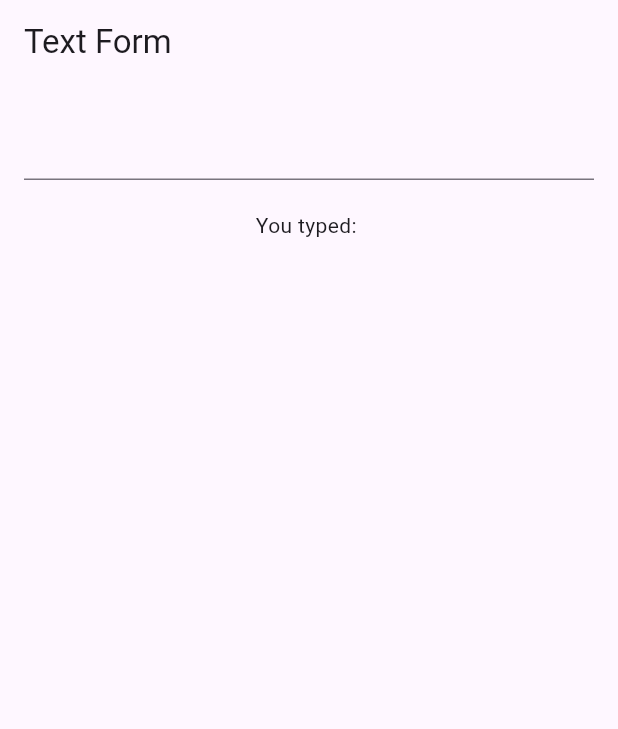
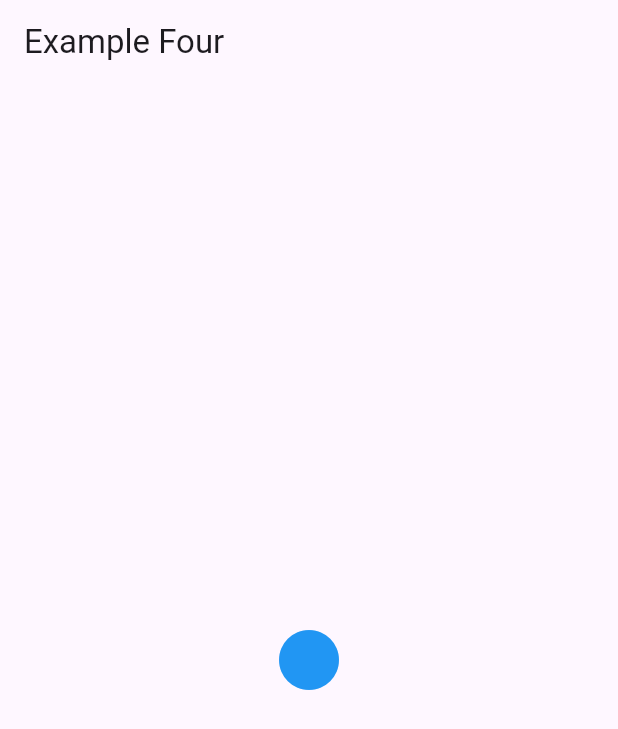
Before and after one commit to hpetri1/riverpod_app, a Flutter app: the screen it shows after launch, on a phone screen of 412 x 824 dp. Shown: the top 729 px of the screen. Run offline on Flutter 3.47's test engine with Material 3 defaults, Android fonts, the phone set to English and light mode, and no system bars; our stand-ins replace flutter_riverpod.

Commit message:
Add Example Four

```diff
--- /dev/null
+++ b/lib/examples/example_four.dart
@@ -0,0 +1,43 @@
+import 'package:flutter/material.dart';
+import 'package:flutter_riverpod/flutter_riverpod.dart';
+
+class ExampleFour extends ConsumerStatefulWidget {
+  const ExampleFour({super.key});
+
+  @override
+  ConsumerState<ExampleFour> createState() => _ExampleThreeState();
+}
+
+class _ExampleThreeState extends ConsumerState<ExampleFour>
+    with SingleTickerProviderStateMixin {
+  late final AnimationController _animationController;
+
+  @override
+  void initState() {
+    super.initState();
+    final duration = ref.read(durationProvider);
+    _animationController = AnimationController(vsync: this, duration: duration)
+      ..repeat(reverse: true);
+  }
+
+  @override
+  void dispose() {
+    super.dispose();
+    _animationController.dispose();
+  }
+
+  @override
+  Widget build(BuildContext context) {
+    return Scaffold(
+      appBar: AppBar(title: const Text('Example Four')),
+      body: Center(
+        child: ScaleTransition(
+          scale: _animationController.drive(Tween(begin: 0.5, end: 1.5)),
+          child: const Icon(Icons.circle, size: 80, color: Colors.blue),
+        ),
+      ),
+    );
+  }
+}
+
+final durationProvider = Provider((_) => const Duration(seconds: 2));
--- a/lib/main.dart
+++ b/lib/main.dart
@@ -1,7 +1,7 @@
 import 'package:flutter/material.dart';
 import 'package:flutter_riverpod/flutter_riverpod.dart';
-import 'package:riverpod_app/examples/example_three.dart';
+import 'package:riverpod_app/examples/example_four.dart';
 
 void main() {
-  runApp(ProviderScope(child: MaterialApp(home: const ExampleThree())));
+  runApp(ProviderScope(child: MaterialApp(home: const ExampleFour())));
 }
```
